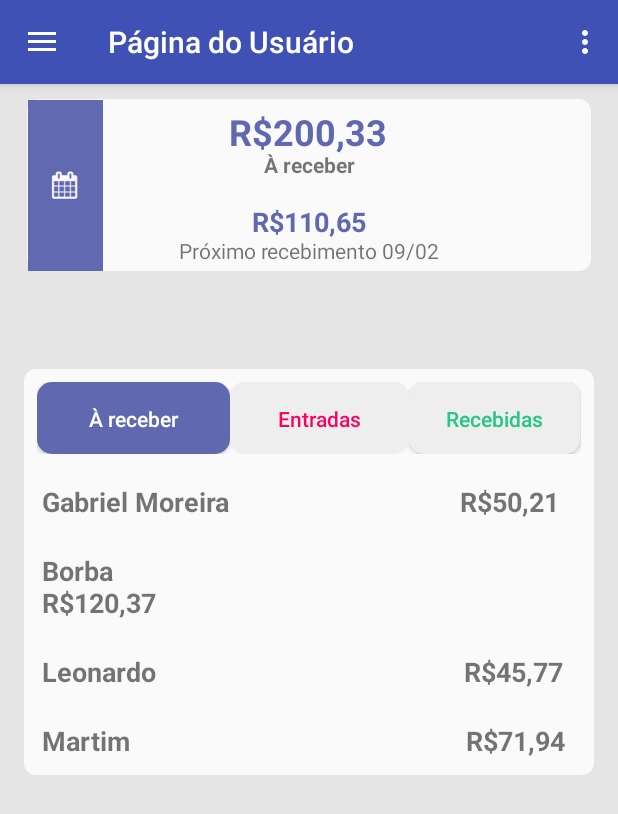
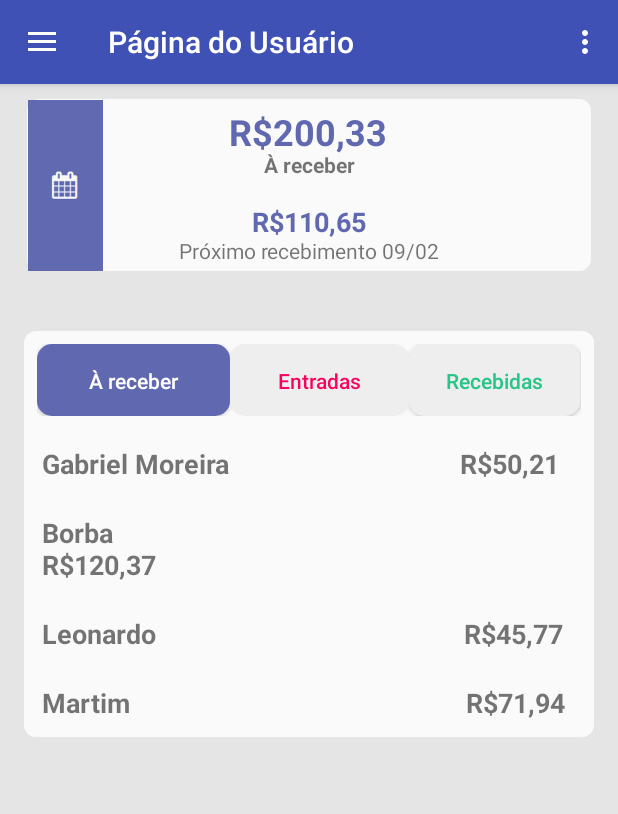
Before and after one commit to filipefborba/lapagapp, an Android app: the initial_userActivity screen opened directly, with no data from a screen before it, on a phone screen of 412 x 824 dp. Shown: the top 814 px of the screen. Run offline under Robolectric (Android 15) with nearby library versions, the phone set to English and light mode, and no system bars.

Commit message:
fixed responsive bug

```diff
--- a/Lapag/app/src/main/res/layout/content_initial_user.xml
+++ b/Lapag/app/src/main/res/layout/content_initial_user.xml
@@ -139,8 +139,8 @@
         app:layout_constraintHorizontal_bias="0.0"
         app:layout_constraintLeft_toLeftOf="@+id/linearLayout"
         app:layout_constraintRight_toRightOf="@+id/linearLayout"
-        app:layout_constraintTop_toTopOf="parent"
-        app:layout_constraintVertical_bias="0.372">
+        app:layout_constraintVertical_bias="0.097"
+        app:layout_constraintTop_toBottomOf="@+id/proximo_recebimento_data">
 
         <LinearLayout
             android:layout_width="match_parent"
```
